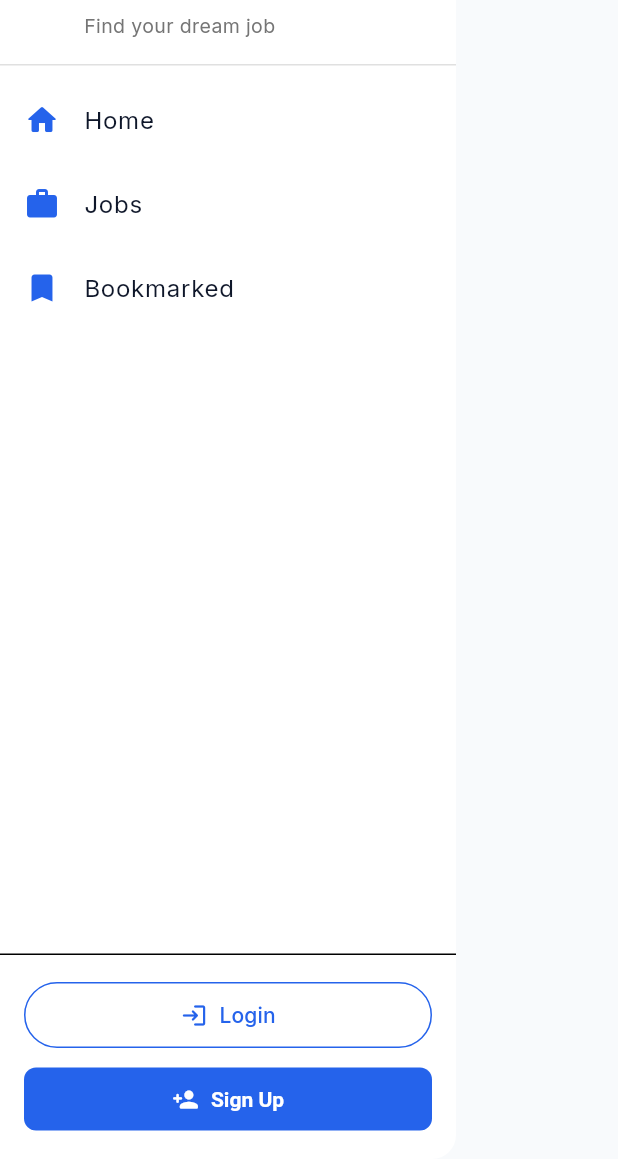
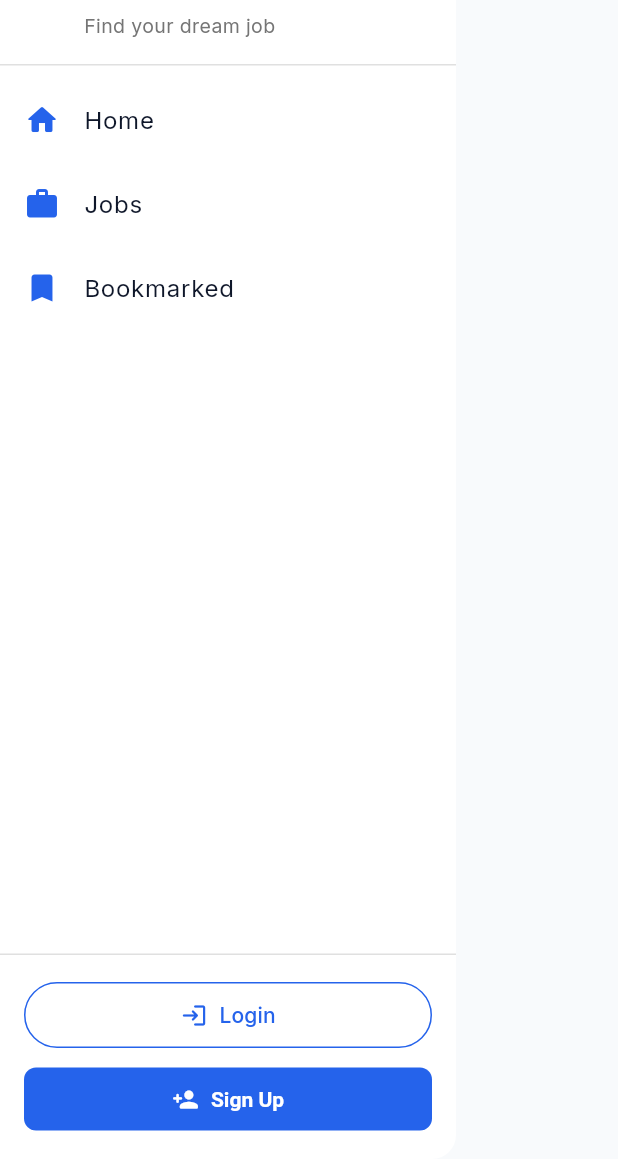
Before and after one commit to Job-Board-Front/job_board_flutter, a Flutter app: the AppDrawer widget shown alone on an empty page, opened directly, on a phone screen of 412 x 824 dp, the part 77-1236 px from its top. Run offline on Flutter 3.47's test engine with Material 3 defaults, Android fonts, the phone set to English and light mode, and no system bars; our stand-ins replace bloc, flutter_bloc, google_fonts, shared_preferences; accounts and stored records are empty.

Commit message:
drawer ui fixes

```diff
--- a/lib/core/widgets/app_drawer.dart
+++ b/lib/core/widgets/app_drawer.dart
@@ -107,7 +107,11 @@ class AppDrawer extends StatelessWidget {
           ),
 
           // Section Login/Sign Up en bas
-          const Divider(height: 1),
+          Divider(
+            height: 1,
+            color: isDark ? Colors.white : Colors.grey[300],
+          ),
+
           Container(
             padding: const EdgeInsets.all(16),
             child: Column(
```
